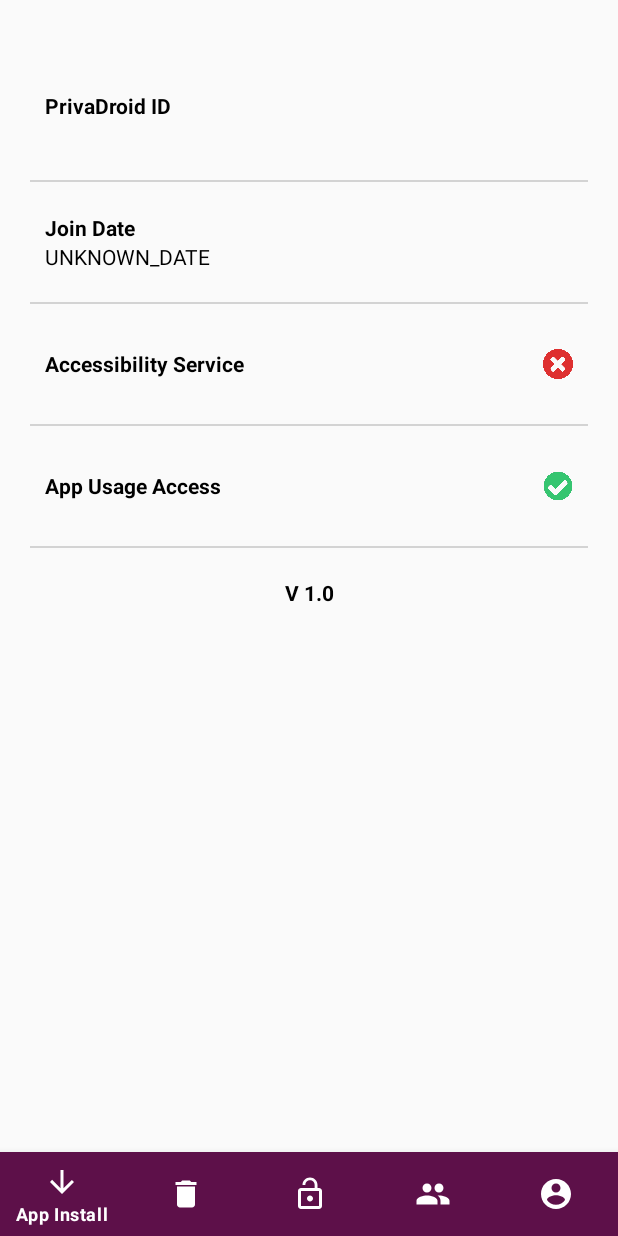
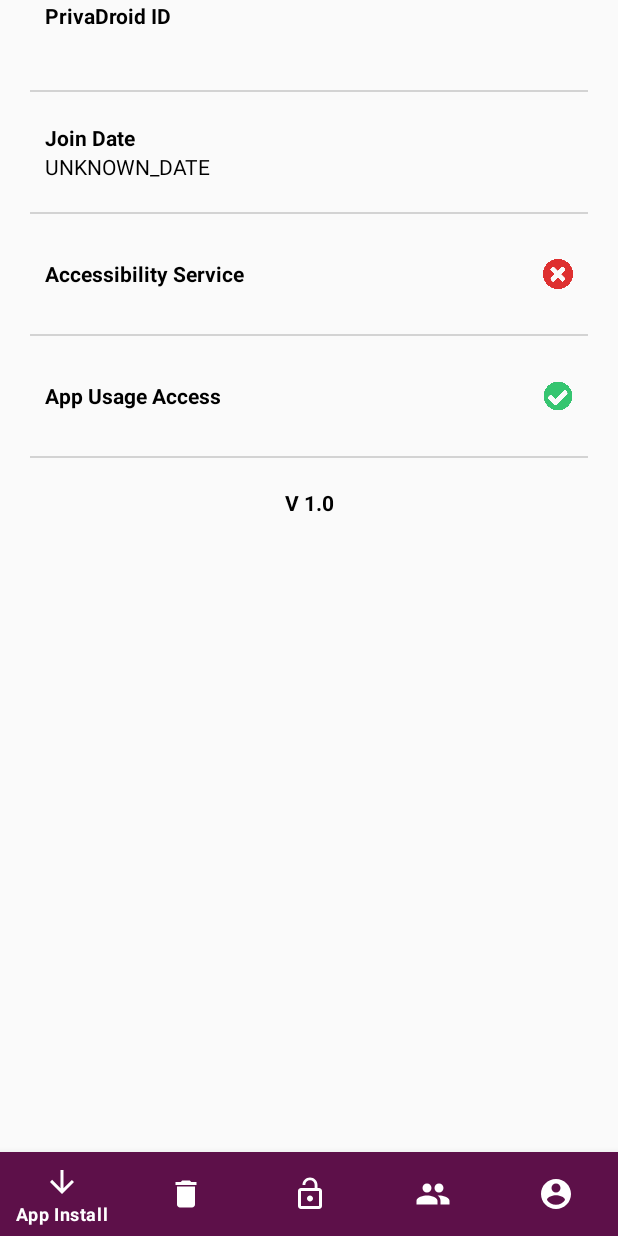
Before and after one commit to wayneiny/PrivaDroid, an Android app: the fragment ProfileFragment placed in its activity, on a phone screen of 412 x 824 dp. Run offline under Robolectric (Android 15) with nearby library versions, the phone set to English and light mode, and no system bars; 1 statement that could not run was skipped.

Commit message:
Fix scrolling in profile

```diff
--- a/app/src/main/res/layout/fragment_profile.xml
+++ b/app/src/main/res/layout/fragment_profile.xml
@@ -1,11 +1,6 @@
 <?xml version="1.0" encoding="utf-8"?>
-<androidx.constraintlayout.widget.ConstraintLayout xmlns:android="http://schemas.android.com/apk/res/android"
+<ScrollView xmlns:android="http://schemas.android.com/apk/res/android"
     xmlns:app="http://schemas.android.com/apk/res-auto"
-    android:layout_width="match_parent"
-    android:layout_height="match_parent"
-    android:paddingTop="60dp">
-
-    <ScrollView
     android:layout_width="match_parent"
     android:layout_height="match_parent"
     app:layout_constraintBottom_toBottomOf="parent"
@@ -166,5 +161,3 @@
 
     </LinearLayout>
 </ScrollView>
-
-</androidx.constraintlayout.widget.ConstraintLayout>
```
Lines whose indentation alone changed are shown as unchanged.
